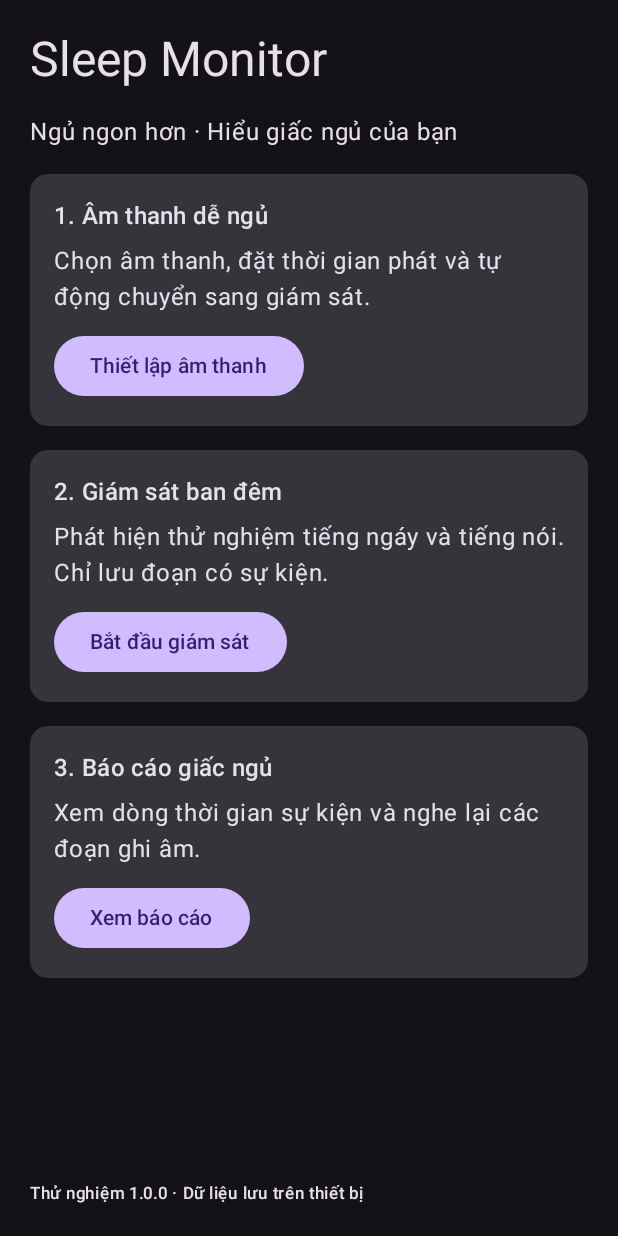
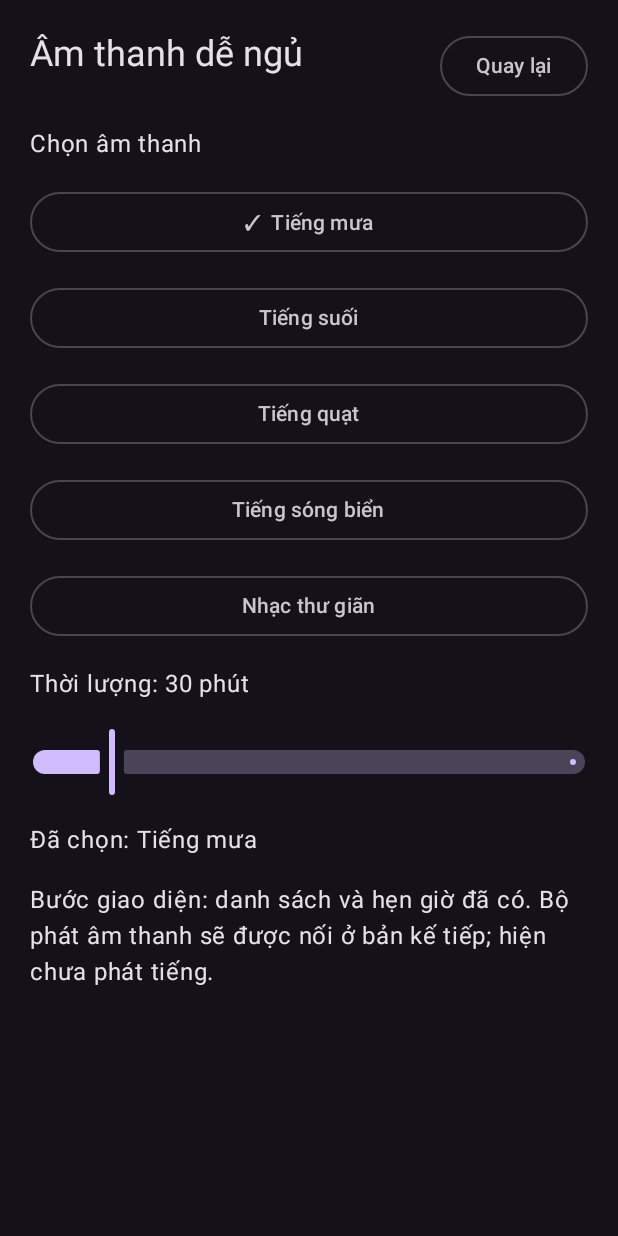
Before and after one commit to donglq75/sleep_monitor, an Android app built with Jetpack Compose: the screen it shows after launch (MainActivity), after a tap on "Thiết lập âm thanh", on a phone screen of 412 x 824 dp. Run offline under Robolectric (Android 15) with nearby library versions, the phone set to English and light mode, and no system bars.

Commit message:
feat: add navigable sleep sound, monitoring and report screens

```diff
--- a/app/src/main/java/com/donglq/sleepmonitor/MainActivity.kt
+++ b/app/src/main/java/com/donglq/sleepmonitor/MainActivity.kt
@@ -5,6 +5,7 @@ import androidx.activity.ComponentActivity
 import androidx.activity.compose.setContent
 import androidx.compose.foundation.layout.Arrangement
 import androidx.compose.foundation.layout.Column
+import androidx.compose.foundation.layout.Row
 import androidx.compose.foundation.layout.Spacer
 import androidx.compose.foundation.layout.fillMaxSize
 import androidx.compose.foundation.layout.fillMaxWidth
@@ -13,12 +14,21 @@ import androidx.compose.foundation.layout.padding
 import androidx.compose.material3.Button
 import androidx.compose.material3.Card
 import androidx.compose.material3.MaterialTheme
+import androidx.compose.material3.OutlinedButton
+import androidx.compose.material3.Slider
 import androidx.compose.material3.Surface
 import androidx.compose.material3.Text
 import androidx.compose.material3.darkColorScheme
 import androidx.compose.runtime.Composable
+import androidx.compose.runtime.getValue
+import androidx.compose.runtime.mutableFloatStateOf
+import androidx.compose.runtime.mutableStateOf
+import androidx.compose.runtime.remember
+import androidx.compose.runtime.setValue
 import androidx.compose.ui.Modifier
 import androidx.compose.ui.unit.dp
+
+private enum class Screen { HOME, SOUNDS, MONITOR, REPORT }
 
 class MainActivity : ComponentActivity() {
     override fun onCreate(savedInstanceState: Bundle?) {
@@ -29,49 +39,115 @@ class MainActivity : ComponentActivity() {
 
 @Composable
 private fun SleepMonitorApp() {
+    var screen by remember { mutableStateOf(Screen.HOME) }
     MaterialTheme(colorScheme = darkColorScheme()) {
         Surface(modifier = Modifier.fillMaxSize(), color = MaterialTheme.colorScheme.background) {
+            when (screen) {
+                Screen.HOME -> HomeScreen(
+                    onSounds = { screen = Screen.SOUNDS },
+                    onMonitor = { screen = Screen.MONITOR },
+                    onReport = { screen = Screen.REPORT }
+                )
+                Screen.SOUNDS -> SoundsScreen(onBack = { screen = Screen.HOME })
+                Screen.MONITOR -> MonitorScreen(onBack = { screen = Screen.HOME })
+                Screen.REPORT -> ReportScreen(onBack = { screen = Screen.HOME })
+            }
+        }
+    }
+}
+
+@Composable
+private fun HomeScreen(onSounds: () -> Unit, onMonitor: () -> Unit, onReport: () -> Unit) {
     Column(
         modifier = Modifier.fillMaxSize().padding(20.dp),
         verticalArrangement = Arrangement.spacedBy(16.dp)
     ) {
         Text("Sleep Monitor", style = MaterialTheme.typography.headlineLarge)
         Text("Ngủ ngon hơn · Hiểu giấc ngủ của bạn", style = MaterialTheme.typography.bodyLarge)
+        HomeCard("1. Âm thanh dễ ngủ",
+            "Chọn âm thanh, đặt thời gian phát và tự động chuyển sang giám sát.",
+            "Thiết lập âm thanh", onSounds)
+        HomeCard("2. Giám sát ban đêm",
+            "Phát hiện thử nghiệm tiếng ngáy và tiếng nói. Chỉ lưu đoạn có sự kiện.",
+            "Bắt đầu giám sát", onMonitor)
+        HomeCard("3. Báo cáo giấc ngủ",
+            "Xem dòng thời gian sự kiện và nghe lại các đoạn ghi âm.",
+            "Xem báo cáo", onReport)
+        Spacer(Modifier.weight(1f))
+        Text("Thử nghiệm 1.0.1 · Dữ liệu lưu trên thiết bị", style = MaterialTheme.typography.labelSmall)
+    }
+}
+
+@Composable
+private fun HomeCard(title: String, description: String, action: String, onClick: () -> Unit) {
     Card(modifier = Modifier.fillMaxWidth()) {
         Column(Modifier.padding(16.dp)) {
-                        Text("1. Âm thanh dễ ngủ", style = MaterialTheme.typography.titleMedium)
+            Text(title, style = MaterialTheme.typography.titleMedium)
             Spacer(Modifier.height(6.dp))
-                        Text("Chọn âm thanh, đặt thời gian phát và tự động chuyển sang giám sát.")
+            Text(description)
             Spacer(Modifier.height(10.dp))
-                        Button(onClick = { /* Sleep sound picker will be added next. */ }) {
-                            Text("Thiết lập âm thanh")
+            Button(onClick = onClick) { Text(action) }
         }
     }
 }
-                Card(modifier = Modifier.fillMaxWidth()) {
-                    Column(Modifier.padding(16.dp)) {
-                        Text("2. Giám sát ban đêm", style = MaterialTheme.typography.titleMedium)
-                        Spacer(Modifier.height(6.dp))
-                        Text("Phát hiện thử nghiệm tiếng ngáy và tiếng nói. Chỉ lưu đoạn có sự kiện.")
-                        Spacer(Modifier.height(10.dp))
-                        Button(onClick = { /* Explicit microphone session will be added next. */ }) {
-                            Text("Bắt đầu giám sát")
+
+@Composable
+private fun PageHeader(title: String, onBack: () -> Unit) {
+    Row(modifier = Modifier.fillMaxWidth(), horizontalArrangement = Arrangement.SpaceBetween) {
+        Text(title, style = MaterialTheme.typography.headlineSmall)
+        OutlinedButton(onClick = onBack) { Text("Quay lại") }
     }
 }
-                }
-                Card(modifier = Modifier.fillMaxWidth()) {
-                    Column(Modifier.padding(16.dp)) {
-                        Text("3. Báo cáo giấc ngủ", style = MaterialTheme.typography.titleMedium)
-                        Spacer(Modifier.height(6.dp))
-                        Text("Xem dòng thời gian sự kiện và nghe lại các đoạn ghi âm.")
-                        Spacer(Modifier.height(10.dp))
-                        Button(onClick = { /* Event review will be added next. */ }) {
-                            Text("Xem báo cáo")
+
+@Composable
+private fun SoundsScreen(onBack: () -> Unit) {
+    var selected by remember { mutableStateOf("Tiếng mưa") }
+    var minutes by remember { mutableFloatStateOf(30f) }
+    Column(Modifier.fillMaxSize().padding(20.dp), verticalArrangement = Arrangement.spacedBy(16.dp)) {
+        PageHeader("Âm thanh dễ ngủ", onBack)
+        Text("Chọn âm thanh")
+        listOf("Tiếng mưa", "Tiếng suối", "Tiếng quạt", "Tiếng sóng biển", "Nhạc thư giãn").forEach { item ->
+            OutlinedButton(onClick = { selected = item }, modifier = Modifier.fillMaxWidth()) {
+                Text(if (selected == item) "✓  $item" else item)
             }
         }
+        Text("Thời lượng: ${minutes.toInt()} phút")
+        Slider(value = minutes, onValueChange = { minutes = it }, valueRange = 5f..180f)
+        Text("Đã chọn: $selected")
+        Text("Bước giao diện: danh sách và hẹn giờ đã có. Bộ phát âm thanh sẽ được nối ở bản kế tiếp; hiện chưa phát tiếng.")
     }
-                Spacer(Modifier.weight(1f))
-                Text("Thử nghiệm 1.0.0 · Dữ liệu lưu trên thiết bị", style = MaterialTheme.typography.labelSmall)
+}
+
+@Composable
+private fun MonitorScreen(onBack: () -> Unit) {
+    Column(Modifier.fillMaxSize().padding(20.dp), verticalArrangement = Arrangement.spacedBy(16.dp)) {
+        PageHeader("Giám sát ban đêm", onBack)
+        Text("Trạng thái: Chưa bắt đầu", style = MaterialTheme.typography.titleMedium)
+        Text("Ứng dụng sẽ cần quyền microphone và dịch vụ chạy nền để tiếp tục giám sát khi màn hình tắt.")
+        Card(Modifier.fillMaxWidth()) {
+            Column(Modifier.padding(16.dp)) {
+                Text("Nguyên tắc riêng tư", style = MaterialTheme.typography.titleMedium)
+                Text("Chỉ lưu các đoạn âm thanh quanh sự kiện được phát hiện. Không ghi và lưu toàn bộ đêm.")
+                Text("Âm thanh được xử lý trên điện thoại; không tự động tải lên đám mây.")
+            }
+        }
+        Text("Bước giao diện: màn hình trạng thái đã có. Chưa bật ghi âm cho đến khi dịch vụ giám sát và cơ chế lưu clip được hoàn thiện.")
+    }
+}
+
+@Composable
+private fun ReportScreen(onBack: () -> Unit) {
+    Column(Modifier.fillMaxSize().padding(20.dp), verticalArrangement = Arrangement.spacedBy(16.dp)) {
+        PageHeader("Báo cáo giấc ngủ", onBack)
+        Text("Chưa có dữ liệu đêm ngủ", style = MaterialTheme.typography.titleMedium)
+        Text("Sau khi hoàn tất một phiên giám sát, các sự kiện sẽ xuất hiện tại đây.")
+        Card(Modifier.fillMaxWidth()) {
+            Column(Modifier.padding(16.dp)) {
+                Text("Dự kiến hiển thị")
+                Text("• Mốc thời gian bắt đầu/kết thúc")
+                Text("• Số lần phát hiện tiếng ngáy")
+                Text("• Số lần phát hiện tiếng nói")
+                Text("• Nghe lại từng đoạn âm thanh sự kiện")
             }
         }
     }
```
Lines whose indentation alone changed are shown as unchanged.
